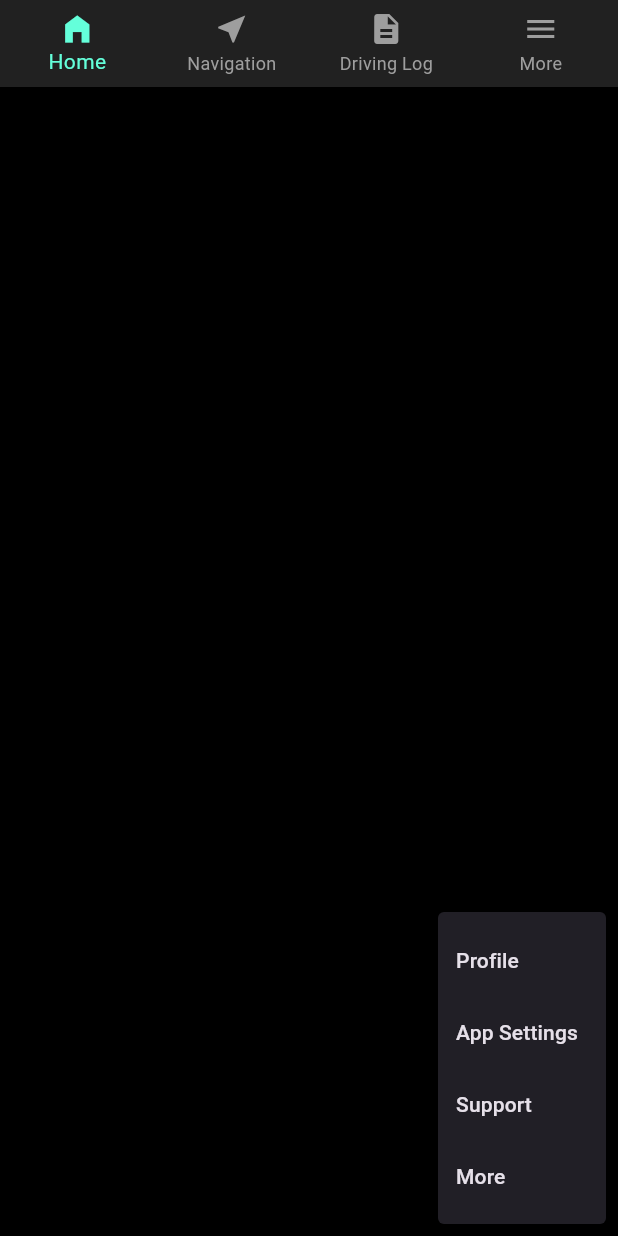
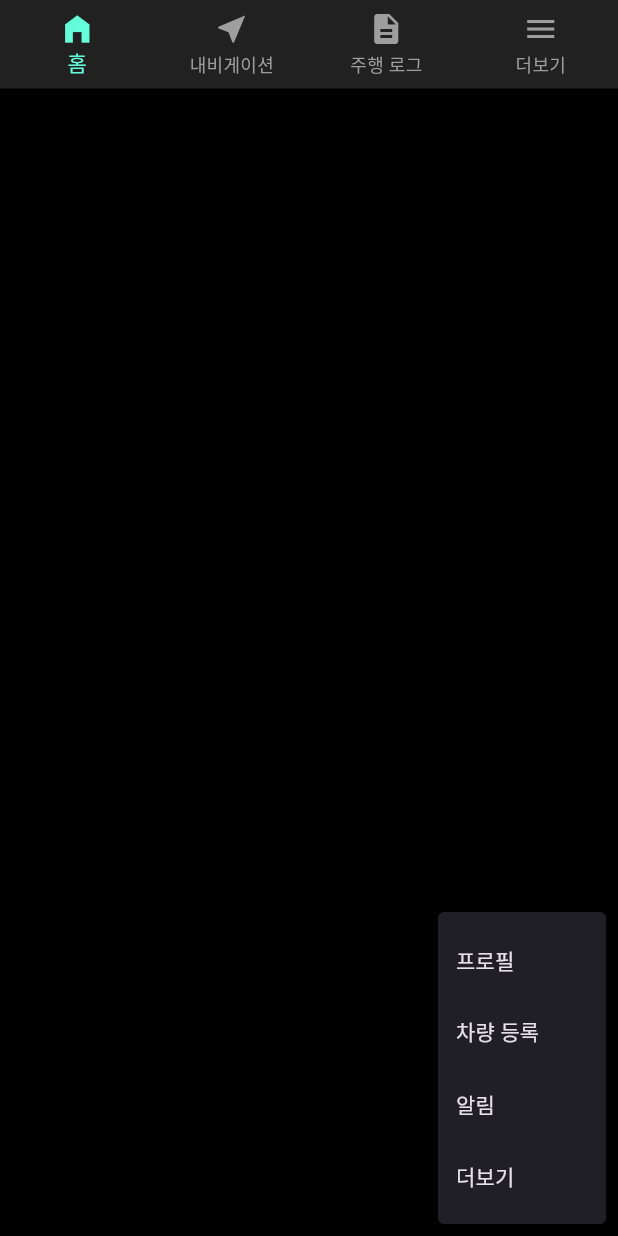
Before and after one commit to liftYun/Moring, a Flutter app: the CustomBottomNavBar widget shown alone on an empty page, opened directly with empty values, item 4 of the bottom bar chosen, on a phone screen of 412 x 824 dp. Run offline on Flutter 3.47's test engine with Material 3 defaults, Android fonts, the phone set to English and light mode, and no system bars; drawn by our look-alikes of overlay_support; our stand-ins replace camera, dio, firebase_core, firebase_messaging, flutter_local_notifications, flutter_riverpod and 3 more; missing offline and left inert: flutter_client_sse, kakao_flutter_sdk_common, kakao_flutter_sdk_user; accounts and stored records are empty; generated files the repository leaves out were written again.

Commit message:
ã임시 커밋

```diff
--- a/front/lib/screens/car/car_registration.dart
+++ b/front/lib/screens/car/car_registration.dart
@@ -98,11 +98,11 @@ class _CarRegistrationPageState extends ConsumerState<CarRegistrationPage> {
     }
 
     try {
-      final userInfo = ref.read(userInfoProvider).maybeWhen(
-        data: (user) => user,
-        orElse: () => null,
-      );
-      if (userInfo == null) throw Exception('사용자 정보 없음');
+    //   final userInfo = ref.read(userInfoProvider).maybeWhen(
+    //     data: (user) => user,
+    //     orElse: () => null,
+    //   );
+    //   if (userInfo == null) throw Exception('사용자 정보 없음');
 
       await _registerCar(
         // memberUuid: userInfo.uuid,
--- a/front/lib/screens/information/more_information.dart
+++ b/front/lib/screens/information/more_information.dart
@@ -7,6 +7,7 @@ import 'package:moring/models/user_info.dart';
 import 'package:moring/screens/member/user_info_edit.dart';
 import 'package:moring/screens/information/notification_panel.dart';
 import 'package:moring/screens/car/car_registration.dart';
+import 'package:moring/screens/information/inspection_detail_page.dart';
 
 // 푸시 알림 허용 여부 상태 프로바이더 정의
 final pushNotificationAllowedProvider = StateProvider<bool>((ref) {
@@ -178,7 +179,7 @@ class MorePage extends ConsumerWidget {
               title: '점검 로그',
               subtitle: '점검일을 확인하세요',
               onTap: () {
-                // TODO: 점검 로그 화면 이동 구현
+
               },
             ),
             _buildTile(
--- a/front/lib/utils/bottom_nav_bar.dart
+++ b/front/lib/utils/bottom_nav_bar.dart
@@ -1,5 +1,6 @@
 import 'package:flutter/material.dart';
 import 'package:moring/screens/member/user_info_edit.dart';
+import 'package:moring/screens/car/car_registration.dart';
 import 'package:moring/utils/app_icon.dart';
 
 import '../screens/member/mypage.dart'; // AppIcons를 사용하기 위해 임포트
@@ -17,10 +18,10 @@ class CustomBottomNavBar extends StatelessWidget {
   Widget build(BuildContext context) {
     return BottomNavigationBar(
       items: const [
-        BottomNavigationBarItem(icon: AppIcons.home,       label: 'Home'),
-        BottomNavigationBarItem(icon: AppIcons.navigation, label: 'Navigation'),
-        BottomNavigationBarItem(icon: AppIcons.drivingLog, label: 'Driving Log'),
-        BottomNavigationBarItem(icon: AppIcons.more,       label: 'More'),
+        BottomNavigationBarItem(icon: AppIcons.home,       label: '홈'),
+        BottomNavigationBarItem(icon: AppIcons.navigation, label: '내비게이션'),
+        BottomNavigationBarItem(icon: AppIcons.drivingLog, label: '주행 로그'),
+        BottomNavigationBarItem(icon: AppIcons.more,       label: '더보기'),
       ],
       currentIndex: selectedIndex,
       onTap: (index) {
@@ -47,10 +48,10 @@ class CustomBottomNavBar extends StatelessWidget {
         0,
       ),
       items: const [
-        PopupMenuItem(value: 3, child: Text('Profile')),
-        PopupMenuItem(value: 4, child: Text('App Settings')),
-        PopupMenuItem(value: 5, child: Text('Support')),
-        PopupMenuItem(value: 6, child: Text('More')), // 다시 “More” 탭으로
+        PopupMenuItem(value: 3, child: Text('프로필')),
+        PopupMenuItem(value: 4, child: Text('차량 등록')),
+        PopupMenuItem(value: 5, child: Text('알림')),
+        PopupMenuItem(value: 6, child: Text('더보기')), // 다시 “More” 탭으로
       ],
     );
 
@@ -63,7 +64,7 @@ class CustomBottomNavBar extends StatelessWidget {
         break;
       case 4:
         Navigator.of(context).push(
-          MaterialPageRoute(builder: (_) => const ProfileEditPage()),
+          MaterialPageRoute(builder: (_) => const CarRegistrationPage()),
         );
         break;
       case 5:
```
Also changed, not shown: front/pubspec.yaml (+0 -8 lines).
